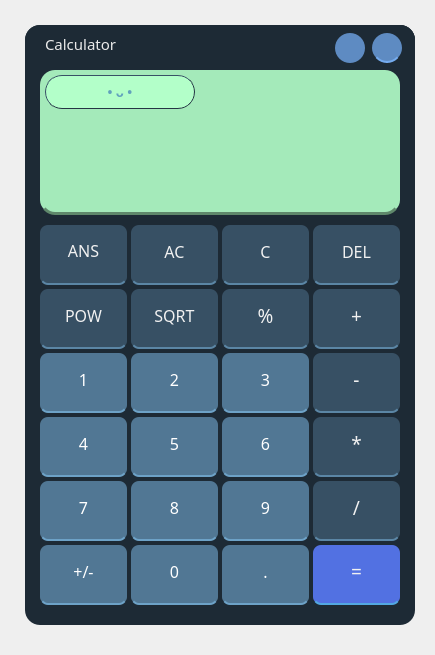
Qt form basic_calculator.ui (Asteria101/Calculator) before a commit.
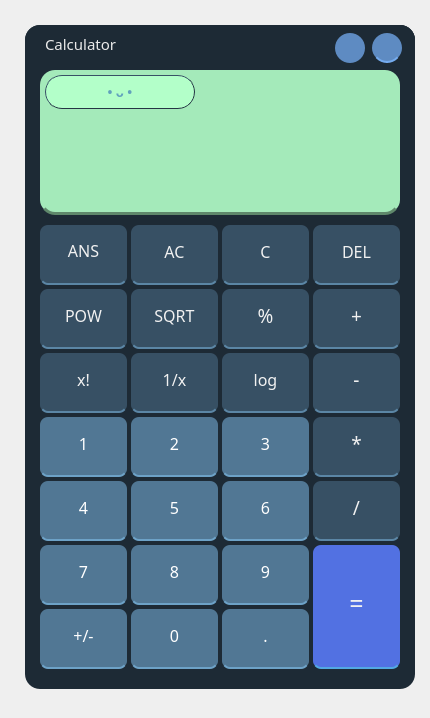
The same form after that commit. Icons and pictures are not drawn.

Diff of the .ui file:
```diff
--- a/basic_calculator.ui
+++ b/basic_calculator.ui
@@ -6,8 +6,8 @@
    <rect>
     <x>0</x>
     <y>0</y>
-    <width>435</width>
-    <height>655</height>
+    <width>430</width>
+    <height>718</height>
    </rect>
   </property>
   <property name="font">
@@ -25,7 +25,7 @@
       <x>25</x>
       <y>25</y>
       <width>390</width>
-      <height>600</height>
+      <height>664</height>
      </rect>
     </property>
     <property name="font">
@@ -562,13 +562,13 @@
        <x>288</x>
        <y>520</y>
        <width>87</width>
-       <height>60</height>
+       <height>124</height>
       </rect>
      </property>
      <property name="font">
       <font>
        <family>Cascadia Code</family>
-       <pointsize>14</pointsize>
+       <pointsize>19</pointsize>
       </font>
      </property>
      <property name="styleSheet">
@@ -600,7 +600,7 @@
      <property name="geometry">
       <rect>
        <x>15</x>
-       <y>328</y>
+       <y>392</y>
        <width>87</width>
        <height>60</height>
       </rect>
@@ -640,7 +640,7 @@
      <property name="geometry">
       <rect>
        <x>106</x>
-       <y>328</y>
+       <y>392</y>
        <width>87</width>
        <height>60</height>
       </rect>
@@ -680,7 +680,7 @@
      <property name="geometry">
       <rect>
        <x>197</x>
-       <y>328</y>
+       <y>392</y>
        <width>87</width>
        <height>60</height>
       </rect>
@@ -720,7 +720,7 @@
      <property name="geometry">
       <rect>
        <x>15</x>
-       <y>392</y>
+       <y>456</y>
        <width>87</width>
        <height>60</height>
       </rect>
@@ -760,7 +760,7 @@
      <property name="geometry">
       <rect>
        <x>106</x>
-       <y>392</y>
+       <y>456</y>
        <width>87</width>
        <height>60</height>
       </rect>
@@ -800,7 +800,7 @@
      <property name="geometry">
       <rect>
        <x>197</x>
-       <y>392</y>
+       <y>456</y>
        <width>87</width>
        <height>60</height>
       </rect>
@@ -840,7 +840,7 @@
      <property name="geometry">
       <rect>
        <x>15</x>
-       <y>456</y>
+       <y>520</y>
        <width>87</width>
        <height>60</height>
       </rect>
@@ -880,7 +880,7 @@
      <property name="geometry">
       <rect>
        <x>15</x>
-       <y>520</y>
+       <y>584</y>
        <width>87</width>
        <height>60</height>
       </rect>
@@ -920,7 +920,7 @@
      <property name="geometry">
       <rect>
        <x>106</x>
-       <y>520</y>
+       <y>584</y>
        <width>87</width>
        <height>60</height>
       </rect>
@@ -960,7 +960,7 @@
      <property name="geometry">
       <rect>
        <x>106</x>
-       <y>456</y>
+       <y>520</y>
        <width>87</width>
        <height>60</height>
       </rect>
@@ -1000,7 +1000,7 @@
      <property name="geometry">
       <rect>
        <x>197</x>
-       <y>456</y>
+       <y>520</y>
        <width>87</width>
        <height>60</height>
       </rect>
@@ -1040,7 +1040,7 @@
      <property name="geometry">
       <rect>
        <x>197</x>
-       <y>520</y>
+       <y>584</y>
        <width>87</width>
        <height>60</height>
       </rect>
@@ -1252,6 +1252,126 @@
       <set>Qt::AlignCenter</set>
      </property>
     </widget>
+    <widget class="QPushButton" name="FACTORIAL">
+     <property name="geometry">
+      <rect>
+       <x>15</x>
+       <y>328</y>
+       <width>87</width>
+       <height>60</height>
+      </rect>
+     </property>
+     <property name="font">
+      <font>
+       <family>Cascadia Code</family>
+       <pointsize>12</pointsize>
+      </font>
+     </property>
+     <property name="styleSheet">
+      <string notr="true">QPushButton#FACTORIAL{
+background-color:rgba(55, 80, 100, 255);
+border-bottom:2px solid rgba(0, 0, 0, 0);
+border-bottom-color:rgb(91, 134, 165);
+padding-bottom:5px;
+color:rgba(241, 241, 241, 255);
+border-radius:8px;
+}
+
+QPushButton#FACTORIAL:pressed{
+padding-left:4px;
+padding-top:4px;
+background-color:rgba(55, 80, 100, 100);
+background-position:calc(100% - 10px)center;
+}
+
+QPushButton#FACTORIAL:hover{
+background-color:rgba(55, 80, 100, 200);
+}</string>
+     </property>
+     <property name="text">
+      <string>x!</string>
+     </property>
+    </widget>
+    <widget class="QPushButton" name="INV">
+     <property name="geometry">
+      <rect>
+       <x>106</x>
+       <y>328</y>
+       <width>87</width>
+       <height>60</height>
+      </rect>
+     </property>
+     <property name="font">
+      <font>
+       <family>Cascadia Code</family>
+       <pointsize>12</pointsize>
+      </font>
+     </property>
+     <property name="styleSheet">
+      <string notr="true">QPushButton#INV{
+background-color:rgba(55, 80, 100, 255);
+border-bottom:2px solid rgba(0, 0, 0, 0);
+border-bottom-color:rgb(91, 134, 165);
+padding-bottom:5px;
+color:rgba(241, 241, 241, 255);
+border-radius:8px;
+}
+
+QPushButton#INV:pressed{
+padding-left:4px;
+padding-top:4px;
+background-color:rgba(55, 80, 100, 100);
+background-position:calc(100% - 10px)center;
+}
+
+QPushButton#INV:hover{
+background-color:rgba(55, 80, 100, 200);
+}</string>
+     </property>
+     <property name="text">
+      <string>1/x</string>
+     </property>
+    </widget>
+    <widget class="QPushButton" name="LOG">
+     <property name="geometry">
+      <rect>
+       <x>197</x>
+       <y>328</y>
+       <width>87</width>
+       <height>60</height>
+      </rect>
+     </property>
+     <property name="font">
+      <font>
+       <family>Cascadia Code</family>
+       <pointsize>12</pointsize>
+      </font>
+     </property>
+     <property name="styleSheet">
+      <string notr="true">QPushButton#LOG{
+background-color:rgba(55, 80, 100, 255);
+border-bottom:2px solid rgba(0, 0, 0, 0);
+border-bottom-color:rgb(91, 134, 165);
+padding-bottom:5px;
+color:rgba(241, 241, 241, 255);
+border-radius:8px;
+}
+
+QPushButton#LOG:pressed{
+padding-left:4px;
+padding-top:4px;
+background-color:rgba(55, 80, 100, 100);
+background-position:calc(100% - 10px)center;
+}
+
+QPushButton#LOG:hover{
+background-color:rgba(55, 80, 100, 200);
+}</string>
+     </property>
+     <property name="text">
+      <string>log</string>
+     </property>
+    </widget>
    </widget>
   </widget>
  </widget>
```
